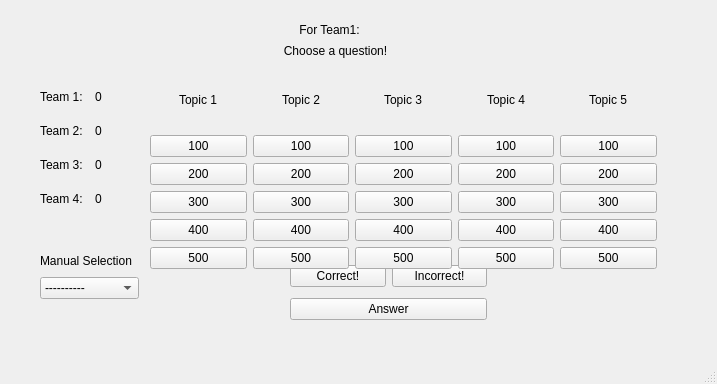
Before: the Qt Designer form jeopardy.ui in rly758/jeopardy, drawn with Qt 5.
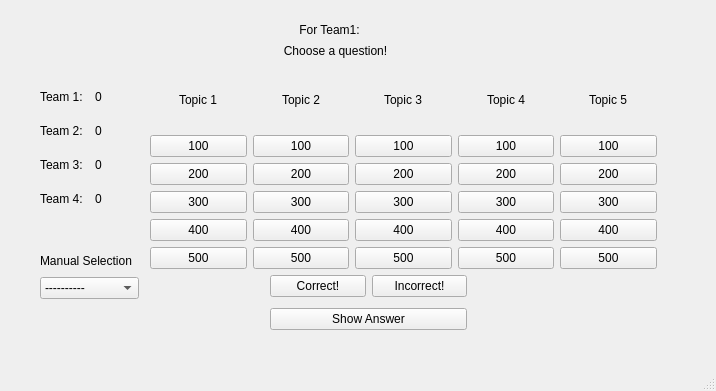
After: the same form once the commit is applied.

Commit message: Edited the main window's display

```diff
--- a/jeopardy.ui
+++ b/jeopardy.ui
@@ -6,8 +6,8 @@
    <rect>
     <x>0</x>
     <y>0</y>
-    <width>717</width>
-    <height>384</height>
+    <width>716</width>
+    <height>391</height>
    </rect>
   </property>
   <property name="windowTitle">
@@ -17,8 +17,8 @@
    <widget class="QWidget" name="layoutWidget">
     <property name="geometry">
      <rect>
-      <x>290</x>
-      <y>260</y>
+      <x>270</x>
+      <y>270</y>
       <width>197</width>
       <height>67</height>
      </rect>
@@ -45,7 +45,7 @@
      <item>
       <widget class="QPushButton" name="answerBtn">
        <property name="text">
-        <string>Answer</string>
+        <string>Show Answer</string>
        </property>
       </widget>
      </item>
```
Left out of the diff: 2 changed lines with no effect on the pictures.
